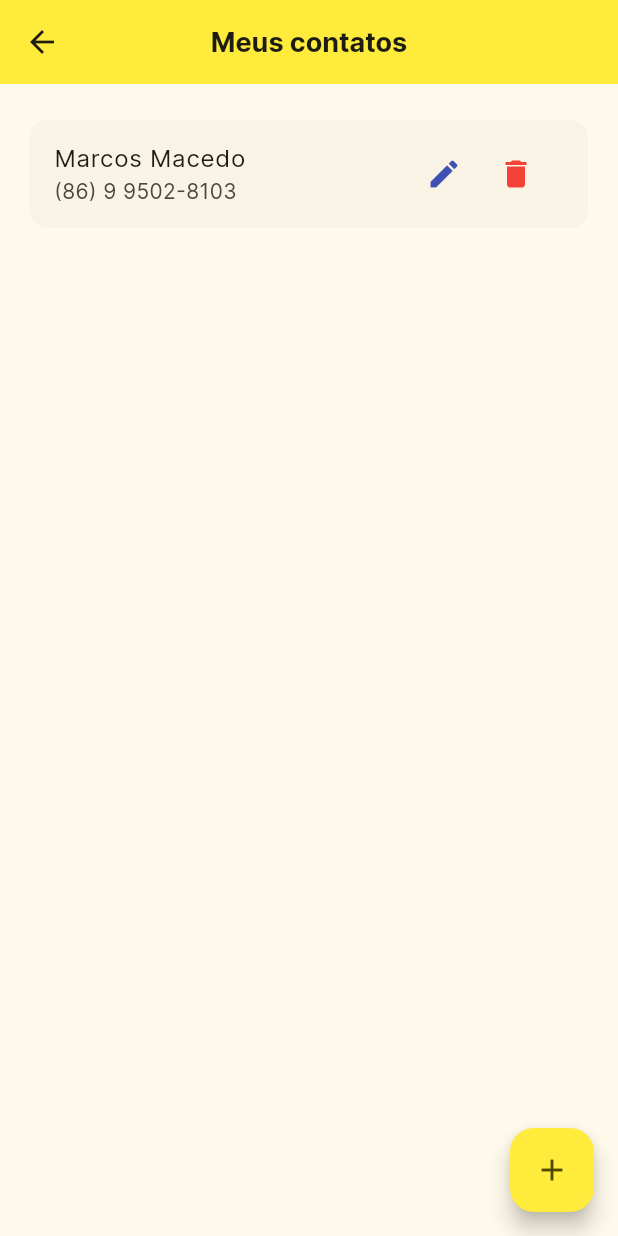
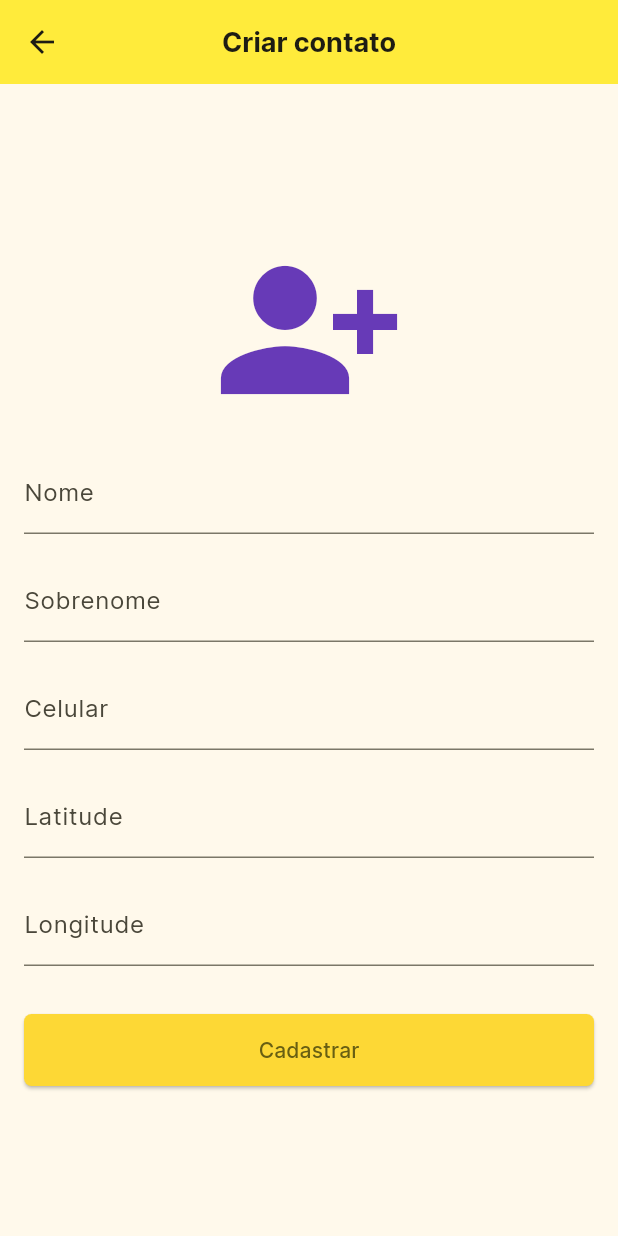
Before and after one commit to marcosmacedoo/app_contacts, a Flutter app: the ContactsScreen screen opened directly, after a tap on the "add" icon, on a phone screen of 412 x 824 dp. Run offline on Flutter 3.47's test engine with Material 2 defaults, Android fonts, the phone set to English and light mode, and no system bars; our stand-ins replace geolocator, google_maps_flutter; network calls fail.

Commit message:
feat: create form new contact

```diff
--- a/lib/pages/contacts.dart
+++ b/lib/pages/contacts.dart
@@ -1,3 +1,4 @@
+import 'package:app_contacts/pages/create_contact.dart';
 import 'package:flutter/material.dart';
 
 class ContactsScreen extends StatelessWidget {
@@ -13,7 +14,11 @@ class ContactsScreen extends StatelessWidget {
         centerTitle: true,
       ),
       floatingActionButton: FloatingActionButton(
-          onPressed: () {},
+          onPressed: () {
+            Navigator.of(context).push(MaterialPageRoute(
+              builder: (context) => const CreateContact(),
+            ));
+          },
           backgroundColor: Colors.yellow,
           child: const Icon(Icons.add)),
       body: Center(
--- /dev/null
+++ b/lib/pages/create_contact.dart
@@ -0,0 +1,69 @@
+import 'package:app_contacts/core/components/input_large.dart';
+import 'package:app_contacts/core/components/primary_button.dart';
+import 'package:flutter/material.dart';
+
+class CreateContact extends StatefulWidget {
+  const CreateContact({super.key});
+  @override
+  State<CreateContact> createState() => _CreateContact();
+}
+
+class _CreateContact extends State<CreateContact> {
+  final TextEditingController _nameController = TextEditingController();
+  final TextEditingController _lastNameController = TextEditingController();
+  final TextEditingController _phoneController = TextEditingController();
+  final TextEditingController _latitudeController = TextEditingController();
+  final TextEditingController _longitudeController = TextEditingController();
+
+  void _saveContact() {}
+
+  @override
+  Widget build(BuildContext context) {
+    return Scaffold(
+      appBar: AppBar(
+        title: const Text('Criar contato',
+            style: TextStyle(fontSize: 18, fontWeight: FontWeight.bold)),
+        backgroundColor: Colors.yellow,
+        centerTitle: true,
+      ),
+      body: Center(
+          child: Padding(
+        padding: const EdgeInsets.symmetric(horizontal: 16.0),
+        child: Column(
+          mainAxisAlignment: MainAxisAlignment.center,
+          children: [
+            const Icon(
+              Icons.person_add_alt_1,
+              size: 128,
+              color: Colors.deepPurple,
+            ),
+            InputLarge(
+                controller: _nameController,
+                keyboardType: TextInputType.name,
+                labelText: 'Nome'),
+            InputLarge(
+                controller: _lastNameController,
+                keyboardType: TextInputType.name,
+                labelText: 'Sobrenome'),
+            InputLarge(
+                controller: _phoneController,
+                keyboardType: TextInputType.phone,
+                labelText: 'Celular'),
+            InputLarge(
+                controller: _latitudeController,
+                keyboardType: TextInputType.number,
+                labelText: 'Latitude'),
+            InputLarge(
+                controller: _longitudeController,
+                keyboardType: TextInputType.number,
+                labelText: 'Longitude'),
+            PrimaryButton(
+              labelText: "Cadastrar",
+              onPressed: _saveContact,
+            )
+          ],
+        ),
+      )),
+    );
+  }
+}
```
